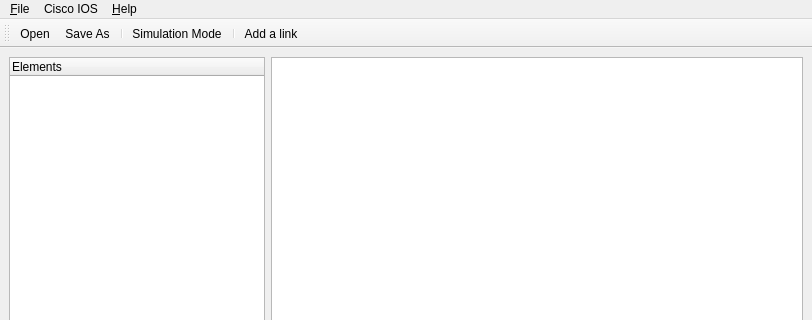
Old version of the form forms/MainWindow.ui in the repository GNS3/gns3-legacy; both pictures show x 0 to 812 and y 0 to 320 of the 812 by 561 pixel window.
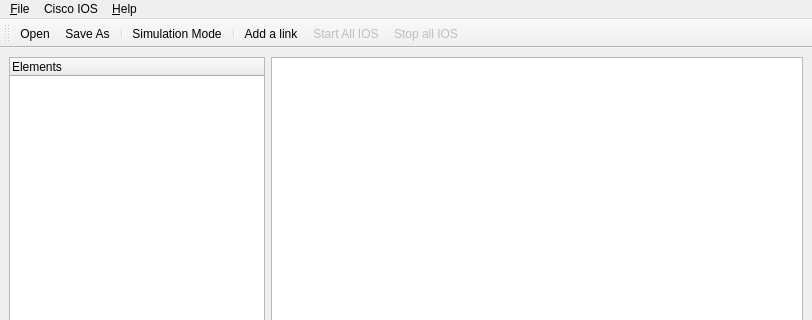
New version of the form. Icons and pictures are not drawn. Custom widgets are drawn as their Qt base class.

Commit message:
[GUI] You can start and stop all IOS from the menu
- Added 2 SVG icons
- Compress resource translation file

What changed in the file:
```diff
--- a/forms/MainWindow.ui
+++ b/forms/MainWindow.ui
@@ -109,6 +109,8 @@
    <addaction name="action_SwitchMode" />
    <addaction name="separator" />
    <addaction name="action_Add_link" />
+   <addaction name="action_StartAll" />
+   <addaction name="action_StopAll" />
   </widget>
   <action name="action_About" >
    <property name="text" >
@@ -193,6 +195,28 @@
     <string>&amp;Export</string>
    </property>
   </action>
+  <action name="action_StartAll" >
+   <property name="enabled" >
+    <bool>false</bool>
+   </property>
+   <property name="icon" >
+    <iconset resource="../svg/svg_resources.qrc" >:/icons/start_metal.svg</iconset>
+   </property>
+   <property name="text" >
+    <string>Start All IOS</string>
+   </property>
+  </action>
+  <action name="action_StopAll" >
+   <property name="enabled" >
+    <bool>false</bool>
+   </property>
+   <property name="icon" >
+    <iconset resource="../svg/svg_resources.qrc" >:/icons/stop_metal.svg</iconset>
+   </property>
+   <property name="text" >
+    <string>Stop all IOS</string>
+   </property>
+  </action>
  </widget>
  <customwidgets>
   <customwidget>
```
Left out of the diff: 12 changed lines with no effect on the pictures. The commit also changes 12 other files.
